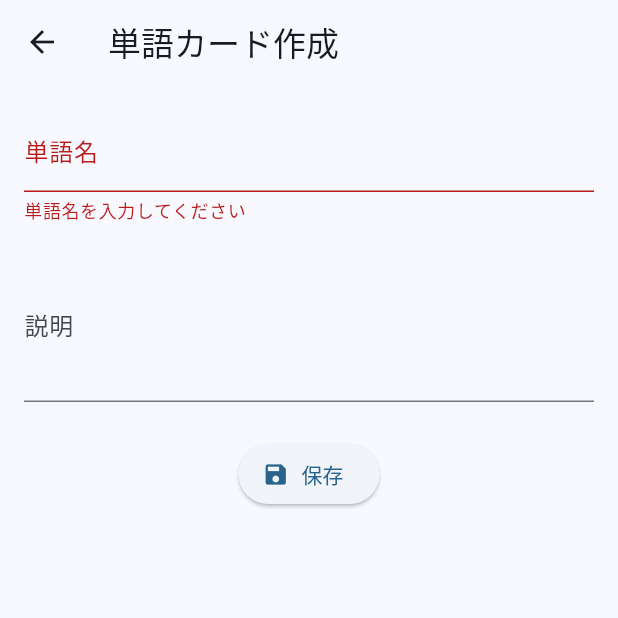
After one commit to souma1024/original_dictionary_app, a Flutter app: the WordEditScreen screen opened directly, after a tap on "保存", on a phone screen of 412 x 824 dp, the top half of it. The commit adds this screen. Run offline on Flutter 3.47's test engine with Material 3 defaults, Android fonts, the phone set to English and light mode, and no system bars; our stand-ins replace rxdart, sqflite; missing offline and left inert: jp_transliterate; accounts and stored records are empty.

Commit message:
word_edit_screen complete

```diff
--- a/lib/screens/home/home_screen.dart
+++ b/lib/screens/home/home_screen.dart
@@ -1,6 +1,7 @@
 import 'package:flutter/material.dart';
 import 'package:original_dict_app/screens/home/hit_words_list_screen.dart';
 import 'package:original_dict_app/utils/test/insert_sample_data.dart';
+import 'package:original_dict_app/screens/wordlist/word_edit_screen.dart';
 import 'package:original_dict_app/screens/common_scaffold.dart';
 
 class HomeScreen extends StatelessWidget {
@@ -27,7 +28,10 @@ class HomeScreen extends StatelessWidget {
         ),
       ),
       fab: FloatingActionButton(
-        onPressed: () {},
+        onPressed: () { Navigator.push(
+          context,
+          MaterialPageRoute(builder: (_) => const WordEditScreen()),
+        );},
         child: const Icon(Icons.add),
       ),
     );
--- /dev/null
+++ b/lib/screens/wordlist/word_edit_screen.dart
@@ -0,0 +1,72 @@
+import 'package:flutter/material.dart';
+import 'package:flutter/services.dart';
+
+class WordEditScreen extends StatefulWidget {
+  const WordEditScreen({super.key});
+
+  @override
+  State<WordEditScreen> createState() => _WordEditScreenState();
+}
+
+class _WordEditScreenState extends State<WordEditScreen> {
+  final _formKey = GlobalKey<FormState>();
+  final _nameController = TextEditingController();
+  final _introController = TextEditingController();
+
+  @override
+  void dispose() {
+    _nameController.dispose();
+    _introController.dispose();
+    super.dispose();
+  }
+
+  void _save() {
+    if (_formKey.currentState!.validate()) {
+      // TODO: DB保存処理（後で実装）
+      ScaffoldMessenger.of(context).showSnackBar(
+        const SnackBar(content: Text('保存しました')),
+      );
+      Navigator.pop(context);
+    }
+  }
+
+  @override
+  Widget build(BuildContext context) {
+    return Scaffold(
+      appBar: AppBar(title: const Text('単語カード作成')),
+      body: Padding(
+        padding: const EdgeInsets.all(16),
+        child: Form(
+          key: _formKey,
+          child: Column(
+            children: [
+              TextFormField(
+                controller: _nameController,
+                decoration: const InputDecoration(labelText: '単語名'),
+                validator: (value) => value!.isEmpty ? '単語名を入力してください' : null,
+                inputFormatters: [
+                  FilteringTextInputFormatter.allow(RegExp(r'.*')), // 全角OK
+                ],
+              ),
+              const SizedBox(height: 16),
+              TextFormField(
+                controller: _introController,
+                decoration: const InputDecoration(labelText: '説明'),
+                maxLines: 3,
+                inputFormatters: [
+                  FilteringTextInputFormatter.allow(RegExp(r'.*')), // 全角OK
+                ],
+              ),
+              const SizedBox(height: 24),
+              ElevatedButton.icon(
+                onPressed: _save,
+                icon: const Icon(Icons.save),
+                label: const Text('保存'),
+              ),
+            ],
+          ),
+        ),
+      ),
+    );
+  }
+}
```
